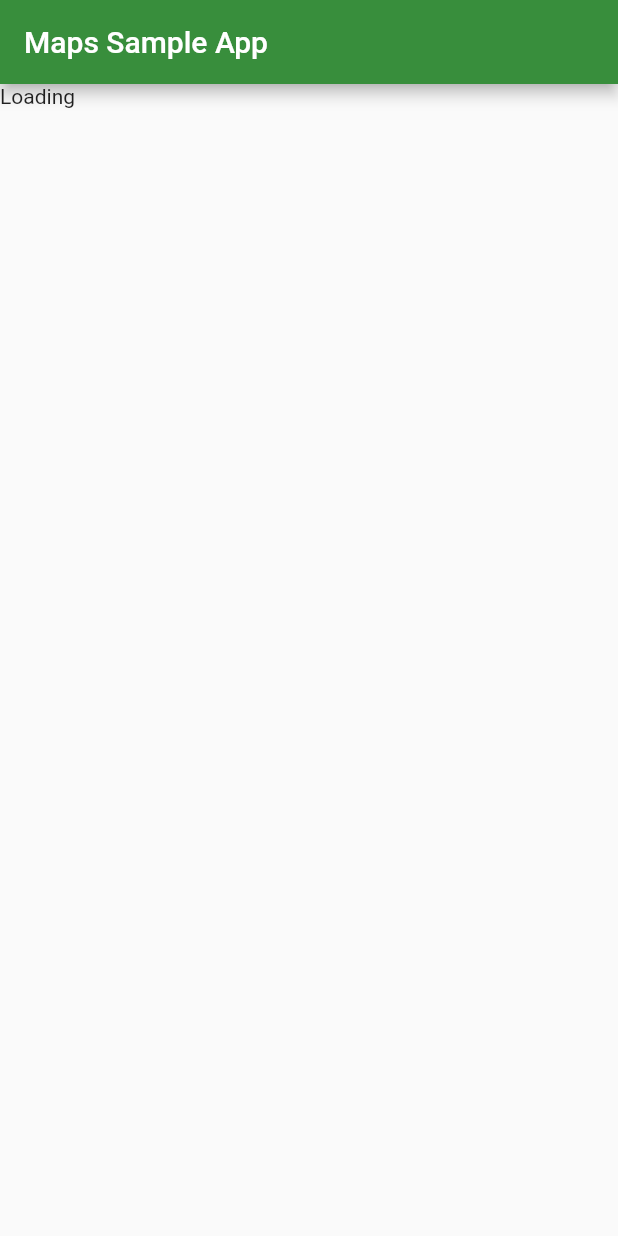
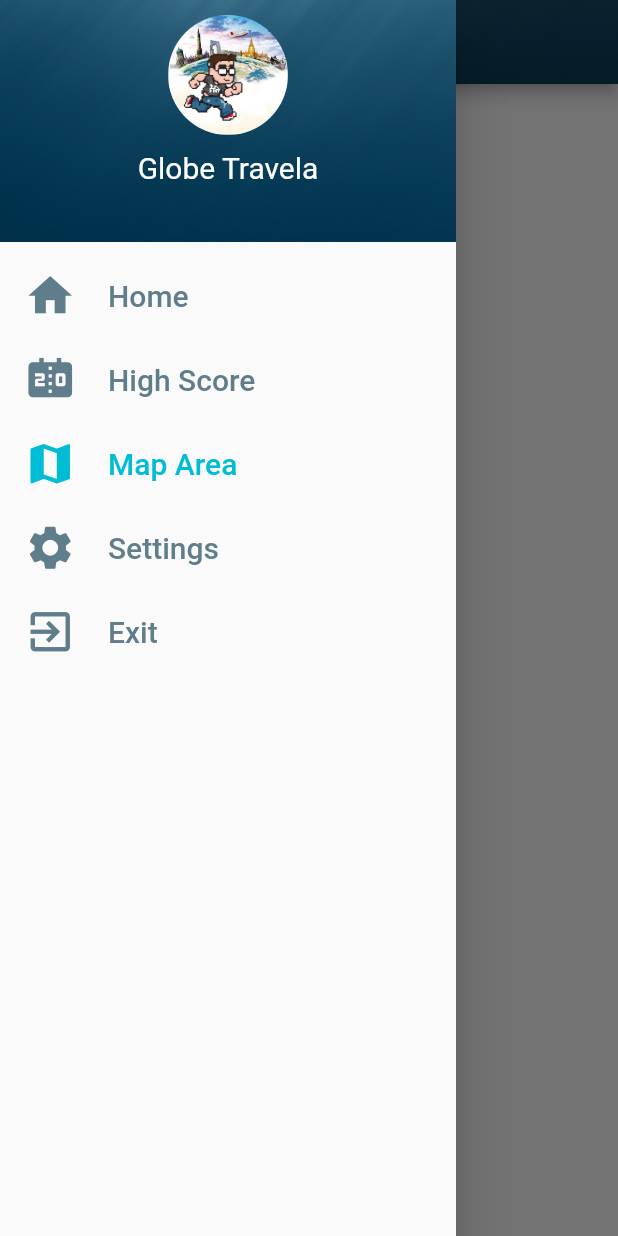
Before and after one commit to miro011/comp3504-project, a Flutter app: the screen it shows after launch, with the side drawer open (before the commit the screen has no drawer), on a phone screen of 412 x 824 dp. Run offline on Flutter 3.47's test engine with Material 2 defaults, Android fonts, the phone set to English and light mode, and no system bars; our stand-ins replace geolocator, google_fonts, google_maps_flutter, location, tuple; missing offline and left inert: location_platform_interface; Roboto replaces fonts that are missing (Acme).

Commit message:
Incorporated the map screen to work with navigation. I changed the code in main.dart for it to be the starting point when the app loads. The main.dart file will first load the screen that is specified in the initialRoute based on the routing class in the routes.dart file. main.dart also handles MaterialApp() so that it only needs to be declared in main.dart and the rest doesn't have to.

```diff
--- a/lib/Globals.dart
+++ b/lib/Globals.dart
@@ -1,18 +1,23 @@
+import 'package:flutter/material.dart';
 import 'package:google_maps_flutter/google_maps_flutter.dart';
-import 'package:flutter/material.dart';
-import 'package:location/location.dart' as locations;
 
 const MAX_RECORDED_POSITIONS_IN_MEMORY = 10000;
 const LIGHT_DISTANCE_X = 0.0005;
 const LIGHT_DISTANCE_Y = 0.0003;
 
 List<LatLng> ENTIRE_MAP_POINTS = [
-  LatLng(85, 90), LatLng(85, 0.1),
-  LatLng(85, -90), LatLng(85, -179.9),
-  LatLng(0, -179.9), LatLng(-85, -179.9),
-  LatLng(-85, -90), LatLng(-85, 0.1),
-  LatLng(-85, 90), LatLng(-85, 179.9),
-  LatLng(0, 179.9), LatLng(85, 179.9),
+  LatLng(85, 90),
+  LatLng(85, 0.1),
+  LatLng(85, -90),
+  LatLng(85, -179.9),
+  LatLng(0, -179.9),
+  LatLng(-85, -179.9),
+  LatLng(-85, -90),
+  LatLng(-85, 0.1),
+  LatLng(-85, 90),
+  LatLng(-85, 179.9),
+  LatLng(0, 179.9),
+  LatLng(85, 179.9),
 ];
 
 // List<List<LatLng>> CALGARY_POINTS = [[
@@ -22,8 +27,7 @@ List<LatLng> ENTIRE_MAP_POINTS = [
 //   LatLng(50.85985482312287, -114.2231309845041),
 // ]];
 
-List<List<LatLng>> DISCOVERED_HOLES = [
-  ];
+List<List<LatLng>> DISCOVERED_HOLES = [];
 
 Polygon MAIN_POLYGON = Polygon(
   polygonId: PolygonId('1'),
@@ -34,3 +38,52 @@ Polygon MAIN_POLYGON = Polygon(
   strokeWidth: 0, // width of border
   geodesic: true,
 );
+
+/*
+* class to define constant values for navigation*/
+class Defaults {
+  static const Color naviItemColor = Colors.blueGrey;
+  static const Color naviItemSelectedColor = Colors.cyan;
+  /*
+  * Item text for the navigation drawer
+  * */
+  static const naviItemText = [
+    'Home',
+    'High Score',
+    'Map Area',
+    'Settings',
+    'Exit',
+    'Log In',
+    'Register',
+    'About',
+  ];
+
+  /*
+  * Icons for the navigation drawer
+  * */
+  static const naviItemIcon = [
+    Icons.home,
+    Icons.scoreboard,
+    Icons.map,
+    Icons.settings,
+    Icons.exit_to_app,
+    Icons.login,
+    Icons.app_registration,
+    Icons.info_outline,
+  ];
+
+  /*
+  * This would be used to navigate between screens by using routing from the
+  * routes.dart file
+  * */
+  static const navigationRoutes = [
+    '/', //[0]
+    '/high_score', //[1]
+    '/map_screen', //[2]
+    '/settings_screen', //[3]
+    '/exit_screen', //[4]Not really used, but just for consistency.
+    '/login_screen', //[5]
+    '/registration_screen', //[6]
+    '/about_screen', //[7]
+  ];
+}
--- a/lib/MyAppState.dart
+++ b/lib/MyAppState.dart
@@ -1,19 +1,20 @@
 import 'dart:collection';
-import 'dart:ffi';
+
 import 'package:flutter/material.dart';
 import 'package:geolocator/geolocator.dart';
 import 'package:google_maps_flutter/google_maps_flutter.dart';
 import 'package:location/location.dart' as locations;
-import 'package:location_platform_interface/location_platform_interface.dart' as lpi;
+import 'package:location_platform_interface/location_platform_interface.dart'
+    as lpi;
+import 'package:term_project/Globals.dart' as globals;
+import 'package:term_project/MyApp.dart';
+import 'package:term_project/config/classes.dart';
 import 'package:tuple/tuple.dart';
 
-import 'package:term_project/MyApp.dart';
-import 'package:term_project/Globals.dart' as globals;
-
 ////////////////////////////////////////////////////////////////////////////////
+var indexClicked = 2;
 
 class MyAppState extends State<MyApp> {
-
   //............................................................................
 
   late GoogleMapController MAP_CONTROLLER;
@@ -52,7 +53,8 @@ class MyAppState extends State<MyApp> {
 
     location.onLocationChanged.listen(_onLocationChangedHandler);
 
-    Position position = await Geolocator.getCurrentPosition(desiredAccuracy: LocationAccuracy.high);
+    Position position = await Geolocator.getCurrentPosition(
+        desiredAccuracy: LocationAccuracy.high);
     setState(() => CURRENT_POSITION = position); // re-runs the build method
 
     //var loc = await location.getLocation();
@@ -71,7 +73,13 @@ class MyAppState extends State<MyApp> {
 
     print("********************************************");
     print(_POLYGONS_SET.first.holes.length);
-    print(xMin.toString() + " " + xMax.toString() + " " + yMin.toString() + " " + yMax.toString());
+    print(xMin.toString() +
+        " " +
+        xMax.toString() +
+        " " +
+        yMin.toString() +
+        " " +
+        yMax.toString());
     print("********************************************");
 
     for (List<LatLng> holeData in _POLYGONS_SET.first.holes) {
@@ -84,7 +92,13 @@ class MyAppState extends State<MyApp> {
       double targetYMax = holeData[0].latitude;
 
       print("////////////////////////////////////////////");
-      print(targetXMin.toString() + " " + targetXMax.toString() + " " + targetYMin.toString() + " " + targetYMax.toString());
+      print(targetXMin.toString() +
+          " " +
+          targetXMax.toString() +
+          " " +
+          targetYMin.toString() +
+          " " +
+          targetYMax.toString());
       print("////////////////////////////////////////////");
 
       for (double x in [xMin, xMax]) {
@@ -112,16 +126,15 @@ class MyAppState extends State<MyApp> {
     print("added");
     print("............................................");
 
-    setState((){});
+    setState(() {});
   }
 
   // given the new hole it redoes the entire polygon so that it shows up in google maps
-  void replaceMainPolygonAndAddNewHole (List<LatLng> hole) {
+  void replaceMainPolygonAndAddNewHole(List<LatLng> hole) {
     List<List<LatLng>> holes = _POLYGONS_SET.first.holes;
     holes.add(hole);
     _POLYGONS_SET.remove(_POLYGONS_SET.first);
-    _POLYGONS_SET.add(
-        Polygon(
+    _POLYGONS_SET.add(Polygon(
       polygonId: PolygonId(POLYGON_ID_COUNTER.toString()),
       points: globals.ENTIRE_MAP_POINTS, // list of points to display polygon
       holes: holes, // draws a hole in the Polygon
@@ -129,29 +142,69 @@ class MyAppState extends State<MyApp> {
       strokeColor: Colors.blueGrey, // border color to polygon
       strokeWidth: 0, // width of border
       geodesic: true,
-        )
-    );
+    ));
   }
-
 
   //............................................................................
 
   // Called automatically when state changes (setState())
   @override
   Widget build(BuildContext context) {
-    return MaterialApp(
-      home: Scaffold(
-        appBar: buildAppBar(),
+    return Scaffold(
+      appBar: AppBar(
+        flexibleSpace: Container(
+          decoration: const BoxDecoration(
+            image: DecorationImage(
+              image: AssetImage('assets/images/background/bg05.png'),
+              fit: BoxFit.cover,
+            ),
+          ),
+        ),
+        backgroundColor: Colors.transparent,
+        title: const Text('Explore!'),
+      ),
+      drawer: Drawer(
+        child: Column(
+          crossAxisAlignment: CrossAxisAlignment.stretch,
+          children: [
+            const HeaderDrawer(),
+            Expanded(
+              child: ListView(
+                padding: EdgeInsets.zero,
+                children: [
+                  //Home
+                  DrawerTile(
+                    index: 0,
+                    clickState: indexClicked,
+                  ),
+                  //High Score
+                  DrawerTile(
+                    index: 1,
+                    clickState: indexClicked,
+                  ),
+                  //Map Screen
+                  DrawerTile(
+                    index: 2,
+                    clickState: indexClicked,
+                  ),
+                  //Settings
+                  DrawerTile(
+                    index: 3,
+                    clickState: indexClicked,
+                  ),
+                  //Exit
+                  DrawerTile(
+                    index: 4,
+                    clickState: indexClicked,
+                  ),
+                ],
+              ),
+            ),
+          ],
+        ),
+      ),
       // if/else to show that the map is loading until initState() is done
-        body: CURRENT_POSITION == null  ? const Text("Loading") : buildGoogleMap(),
-      ),
-    );
-  }
-
-  AppBar buildAppBar() {
-    return AppBar(
-      title: const Text('Maps Sample App'),
-      backgroundColor: Colors.green[700],
+      body: CURRENT_POSITION == null ? const Text("Loading") : buildGoogleMap(),
     );
   }
 
--- a/lib/config/classes.dart
+++ b/lib/config/classes.dart
@@ -1,7 +1,7 @@
 import 'package:flutter/material.dart';
 import 'package:flutter/services.dart';
 import 'package:google_fonts/google_fonts.dart';
-import 'package:term_project/config/defaults.dart';
+import 'package:term_project/Globals.dart';
 
 /*
 * Make sure you import this dart file if you want to reuse the classes coded here
@@ -73,7 +73,6 @@ class HeaderDrawer extends StatelessWidget {
         ),
       ),
       padding: const EdgeInsets.all(0),
-      child: Container(
       child: Column(
         children: [
           const SizedBox(
@@ -96,7 +95,6 @@ class HeaderDrawer extends StatelessWidget {
           ),
         ],
       ),
-      ),
     );
   }
 }
--- a/lib/config/defaults.dart
+++ /dev/null
@@ -1,49 +0,0 @@
-import 'package:flutter/material.dart';
-
-class Defaults {
-  static const Color naviItemColor = Colors.blueGrey;
-  static const Color naviItemSelectedColor = Colors.cyan;
-
-  /*
-  * Item text for the navigation drawer
-  * */
-  static const naviItemText = [
-    'Home',
-    'High Score',
-    'Map Area',
-    'Settings',
-    'Exit',
-    'Log In',
-    'Register',
-    'About',
-  ];
-
-  /*
-  * Icons for the navigation drawer
-  * */
-  static const naviItemIcon = [
-    Icons.home,
-    Icons.scoreboard,
-    Icons.map,
-    Icons.settings,
-    Icons.exit_to_app,
-    Icons.login,
-    Icons.app_registration,
-    Icons.info_outline,
-  ];
-
-  /*
-  * This would be used to navigate between screens by using routing from the
-  * routes.dart file
-  * */
-  static const navigationRoutes = [
-    '/', //[0]
-    '/high_score', //[1]
-    '/map_screen', //[2]
-    '/settings_screen', //[3]
-    '/exit_screen', //[4]Not really used, but just for consistency.
-    '/login_screen', //[5]
-    '/registration_screen', //[6]
-    '/about_screen', //[7]
-  ];
-}
--- a/lib/config/routes.dart
+++ b/lib/config/routes.dart
@@ -1,9 +1,8 @@
 import 'package:flutter/material.dart';
+import 'package:term_project/MyApp.dart';
 import 'package:term_project/screens/about_screen.dart';
-// import 'package:term_project/main.dart';
 import 'package:term_project/screens/home_screen.dart';
 import 'package:term_project/screens/login_screen.dart';
-import 'package:term_project/screens/main_screen.dart';
 
 import '../screens/high_score.dart';
 import '../screens/registration_screen.dart';
--- a/lib/main.dart
+++ b/lib/main.dart
@@ -1,7 +1,31 @@
 import 'package:flutter/material.dart';
-
-import 'package:term_project/MyApp.dart';
+import 'package:term_project/config/routes.dart';
+/*
+* This is the file that is the root for my code.
+* Change the initialRoute to any of the following to set the default screen the app loads
+* '/' - loads the home_screen.dart file
+* '/high_score' - loads the high_score.dart file
+* '/map_screen' - loads the main_screen.dart file <= currently loaded as default
+* '/settings_screen' - loads the settings_screen.dart file
+*
+* Note that this two is not fully implemented on the navigation drawer yet, but can be added later.
+* '/login_screen' - loads the login_screen.dart file
+* '/registration_screen' - loads the registration_screen.dart file
+* Another thing to note as well, when create a new screen, there is no need to
+* have the MaterialApp() within the code as this main.dart file handles all of it*/
 
 void main() {
-  runApp(const MyApp());
+  runApp(const MainApp());
 }
+
+class MainApp extends StatelessWidget {
+  const MainApp({Key? key}) : super(key: key);
+
+  @override
+  Widget build(BuildContext context) {
+    return const MaterialApp(
+      initialRoute: '/map_screen',
+      onGenerateRoute: Routing.generateRoute,
+    );
+  }
+}
--- a/lib/screens/high_score.dart
+++ b/lib/screens/high_score.dart
@@ -47,22 +47,27 @@ class _HighScoreState extends State<HighScore> {
               child: ListView(
                 padding: EdgeInsets.zero,
                 children: [
+                  //Home
                   DrawerTile(
                     index: 0,
                     clickState: indexClicked,
                   ),
+                  //High Score
                   DrawerTile(
                     index: 1,
                     clickState: indexClicked,
                   ),
+                  //Map Screen
                   DrawerTile(
                     index: 2,
                     clickState: indexClicked,
                   ),
+                  //Settings
                   DrawerTile(
                     index: 3,
                     clickState: indexClicked,
                   ),
+                  //Exit
                   DrawerTile(
                     index: 4,
                     clickState: indexClicked,
--- a/lib/screens/nav_drawer.dart
+++ /dev/null
@@ -1,29 +0,0 @@
-import 'package:flutter/material.dart';
-import 'package:term_project/config/routes.dart';
-/*
-* This is the file that is the root for my code.
-* Change the initialRoute to any of the following to set the default screen the app loads
-* '/' - loads the home_screen.dart file
-* '/high_score' - loads the high_score.dart file
-* '/map_screen' - loads the main_screen.dart file <= currently loaded as default
-* '/settings_screen' - loads the settings_screen.dart file
-*
-* Note that this two is not fully implemented on the navigation drawer yet, but can be added later.
-* '/login_screen' - loads the login_screen.dart file
-* '/registration_screen' - loads the registration_screen.dart file  */
-
-void main() {
-  runApp(const Navi());
-}
-
-class Navi extends StatelessWidget {
-  const Navi({Key? key}) : super(key: key);
-
-  @override
-  Widget build(BuildContext context) {
-    return const MaterialApp(
-      initialRoute: '/map_screen',
-      onGenerateRoute: Routing.generateRoute,
-    );
-  }
-}
```
Also changed, not shown: lib/screens/main_screen.dart (deleted, +0 -289 lines). Lines whose indentation alone changed are shown as unchanged.
